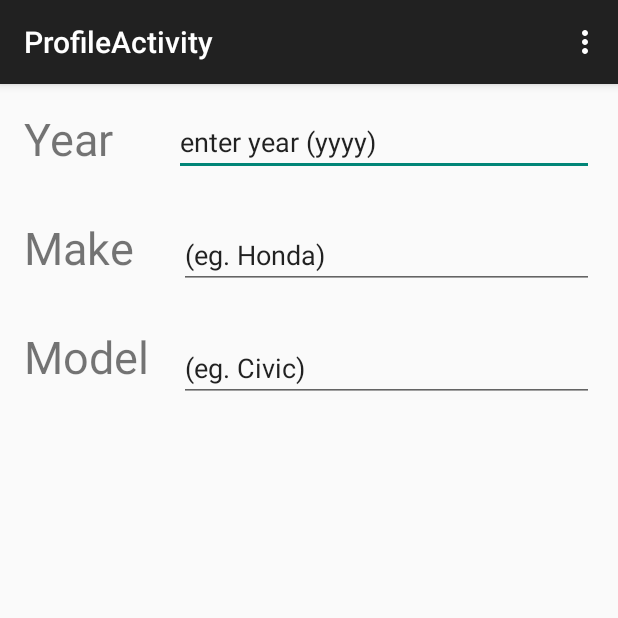
After one commit to ttingt/thesexydriver, an Android app: the ProfileActivity screen opened directly, with no data from a screen before it, on a phone screen of 412 x 824 dp, the top half of it. The commit adds this screen. Run offline under Robolectric (Android 15) with nearby library versions, the light colour scheme and no system bars.

Commit message:
added profile activity and testing car parsing

```diff
--- /dev/null
+++ b/app/src/main/java/com/costbear/android/thesexydriver/ProfileActivity.java
@@ -0,0 +1,39 @@
+package com.costbear.android.thesexydriver;
+
+import android.support.v7.app.ActionBarActivity;
+import android.os.Bundle;
+import android.view.Menu;
+import android.view.MenuItem;
+
+
+public class ProfileActivity extends ActionBarActivity {
+
+    @Override
+    protected void onCreate(Bundle savedInstanceState) {
+        super.onCreate(savedInstanceState);
+        setContentView(R.layout.activity_profile);
+    }
+
+
+    @Override
+    public boolean onCreateOptionsMenu(Menu menu) {
+        // Inflate the menu; this adds items to the action bar if it is present.
+        getMenuInflater().inflate(R.menu.menu_profile, menu);
+        return true;
+    }
+
+    @Override
+    public boolean onOptionsItemSelected(MenuItem item) {
+        // Handle action bar item clicks here. The action bar will
+        // automatically handle clicks on the Home/Up button, so long
+        // as you specify a parent activity in AndroidManifest.xml.
+        int id = item.getItemId();
+
+        //noinspection SimplifiableIfStatement
+        if (id == R.id.action_settings) {
+            return true;
+        }
+
+        return super.onOptionsItemSelected(item);
+    }
+}
--- a/app/src/main/java/com/costbear/android/thesexydriver/StatsActivity.java
+++ b/app/src/main/java/com/costbear/android/thesexydriver/StatsActivity.java
@@ -1,5 +1,6 @@
 package com.costbear.android.thesexydriver;
 
+import android.app.Activity;
 import android.support.v7.app.ActionBarActivity;
 import android.os.Bundle;
 import android.view.Menu;
@@ -15,7 +16,7 @@ import com.androidplot.xy.XYSeries;
 import java.util.Arrays;
 
 
-public class StatsActivity extends ActionBarActivity {
+public class StatsActivity extends Activity {
 
 
     private XYPlot plot;
--- /dev/null
+++ b/app/src/main/res/layout/activity_profile.xml
@@ -0,0 +1,60 @@
+<RelativeLayout xmlns:android="http://schemas.android.com/apk/res/android"
+    xmlns:tools="http://schemas.android.com/tools" android:layout_width="match_parent"
+    android:layout_height="match_parent" android:paddingLeft="@dimen/activity_horizontal_margin"
+    android:paddingRight="@dimen/activity_horizontal_margin"
+    android:paddingTop="@dimen/activity_vertical_margin"
+    android:paddingBottom="@dimen/activity_vertical_margin"
+    tools:context="com.costbear.android.thesexydriver.ProfileActivity">
+
+    <TextView
+        android:id="@+id/year"
+        android:text="Year"
+        android:textSize="30sp"
+        android:layout_width="wrap_content"
+        android:layout_height="wrap_content" />
+
+    <EditText
+        android:id="@+id/yearField"
+        android:text="enter year (yyyy)"
+        android:layout_width="match_parent"
+        android:layout_height="wrap_content"
+        android:layout_marginLeft="100dp"/>
+
+    <TextView
+        android:id="@+id/make"
+        android:text="Make"
+        android:layout_marginTop="32dp"
+        android:layout_width="wrap_content"
+        android:layout_height="wrap_content"
+        android:layout_below="@id/year"
+        android:textSize="30sp"/>
+
+    <EditText
+        android:id="@+id/makeField"
+        android:text="(eg. Honda)"
+        android:layout_width="match_parent"
+        android:layout_height="wrap_content"
+        android:layout_marginTop="30dp"
+        android:layout_marginLeft="30dp"
+        android:layout_toRightOf="@id/make"
+        android:layout_below="@id/yearField"/>
+
+    <TextView
+        android:id="@+id/model"
+        android:text="Model"
+        android:layout_marginTop="32dp"
+        android:layout_width="wrap_content"
+        android:layout_height="wrap_content"
+        android:layout_below="@id/make"
+        android:textSize="30sp"/>
+
+    <EditText
+        android:text="(eg. Civic)"
+        android:layout_width="match_parent"
+        android:layout_height="wrap_content"
+        android:layout_marginTop="30dp"
+        android:layout_marginLeft="20dp"
+        android:layout_toRightOf="@id/model"
+        android:layout_below="@id/makeField"/>
+
+</RelativeLayout>
--- /dev/null
+++ b/app/src/main/res/menu/menu_profile.xml
@@ -0,0 +1,7 @@
+<menu xmlns:android="http://schemas.android.com/apk/res/android"
+    xmlns:app="http://schemas.android.com/apk/res-auto"
+    xmlns:tools="http://schemas.android.com/tools"
+    tools:context="com.costbear.android.thesexydriver.ProfileActivity">
+    <item android:id="@+id/action_settings" android:title="@string/action_settings"
+        android:orderInCategory="100" app:showAsAction="never" />
+</menu>
--- /dev/null
+++ b/app/src/main/res/raw/testingparse.csv
@@ -0,0 +1 @@
+2000,ACURA,1.6EL,COMPACT,1.6,4,A4,X,9.2,6.7,8.1,35,186,,
--- a/app/src/main/res/values/strings.xml
+++ b/app/src/main/res/values/strings.xml
@@ -6,5 +6,7 @@
     <string name="action_settings">Settings</string>
     <string name="title_activity_accelerometer_test">AccelerometerTestActivity</string>
     <string name="title_activity_stats">stats</string>
+    <string name="title_activity_profile">ProfileActivity</string>
+    <string name="title_activity_parse_test">ParseTest</string>
 
 </resources>
```
Also changed, not shown: app/src/main/AndroidManifest.xml (+8 -0 lines), app/src/main/java/com/costbear/android/thesexydriver/CSVFile.java (+4 -3 lines), app/src/main/java/com/costbear/android/thesexydriver/Car.java (+10 -0 lines), app/src/main/java/com/costbear/android/thesexydriver/MainActivity.java (+21 -1 lines), app/src/main/java/com/costbear/android/thesexydriver/ParseTest.java (added, +61 -0 lines), app/src/main/res/layout/activity_parse_test.xml (added, +15 -0 lines), app/src/main/res/menu/menu_parse_test.xml (added, +7 -0 lines), app/src/main/res/raw/cardatabase2000to2014.csv (added), 1 other file.
